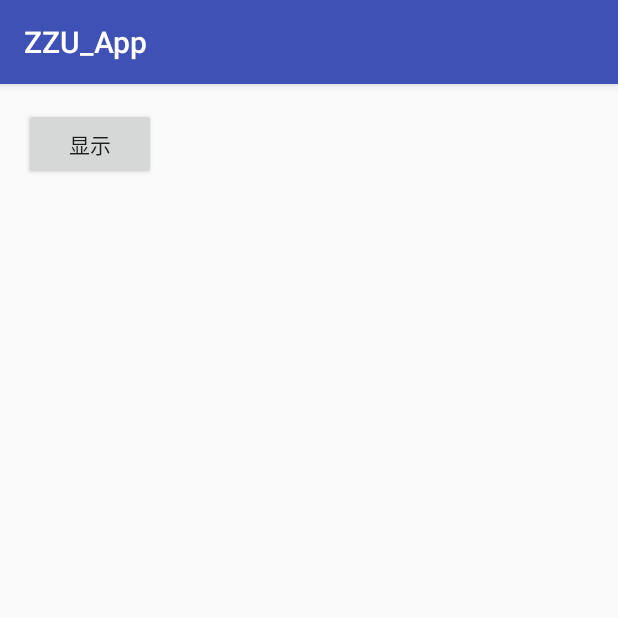
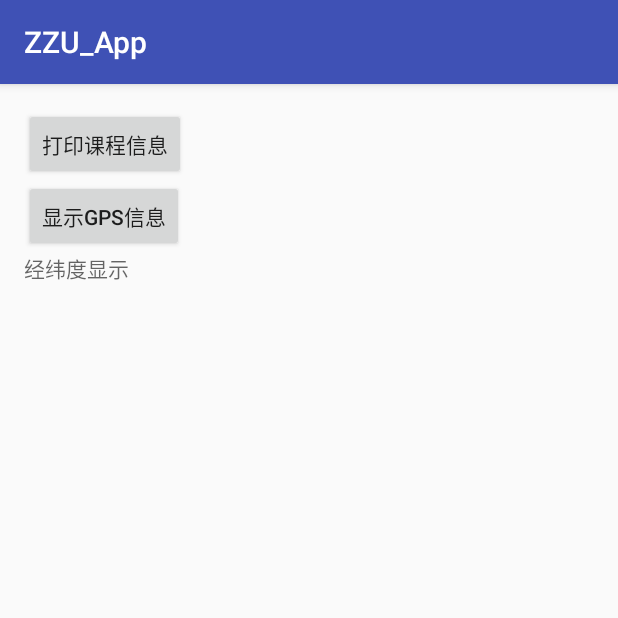
Before and after one commit to Stxr/ZZU_APP, an Android app: the screen it shows after launch (MainActivity), on a phone screen of 412 x 824 dp, the top half of it. Run offline under Robolectric (Android 15) with nearby library versions, the phone set to English and light mode, and no system bars; 5 statements that could not run were skipped.

Commit message:
集成了百度地图sdk，测试通过。添加了getFreeClassroom方法，用于查找教室，还未测试。

```diff
--- a/app/build.gradle
+++ b/app/build.gradle
@@ -3,6 +3,11 @@ apply plugin: 'com.android.application'
 android {
     compileSdkVersion 25
     buildToolsVersion "25.0.2"
+    sourceSets {
+        main {
+            jniLibs.srcDirs = ['libs']
+        }
+    }
     defaultConfig {
         applicationId "com.example.stxr.zzu_app"
         minSdkVersion 23
@@ -25,5 +30,6 @@ dependencies {
         exclude group: 'com.android.support', module: 'support-annotations'
     })
     compile 'com.android.support:appcompat-v7:25.3.1'
+//    compile fileTree(include: ['*.jar'], dir: 'libs')
     testCompile 'junit:junit:4.12'
 }
--- a/app/src/main/java/com/example/stxr/zzu_app/MainActivity.java
+++ b/app/src/main/java/com/example/stxr/zzu_app/MainActivity.java
@@ -5,39 +5,70 @@ import android.database.sqlite.SQLiteDatabase;
 import android.support.v7.app.AppCompatActivity;
 import android.os.Bundle;
 import android.view.View;
+import android.widget.TextView;
 
 import com.example.stxr.zzu_app.bean.Course;
 import com.example.stxr.zzu_app.statics.StaticConstant;
+import com.example.stxr.zzu_app.utils.BaiduMapUtils;
 import com.example.stxr.zzu_app.utils.DBManager;
+import com.example.stxr.zzu_app.utils.DataUtils;
 import com.example.stxr.zzu_app.utils.L;
 import com.example.stxr.zzu_app.utils.MySQliteHelper;
 
 import java.util.List;
 
 public class MainActivity extends AppCompatActivity {
+    public static TextView text;
     private MySQliteHelper helper;
     private DBManager dbManager;
-    private SQLiteDatabase courseDB;
+    private BaiduMapUtils baiduMapUtils;
     @Override
     protected void onCreate(Bundle savedInstanceState) {
         super.onCreate(savedInstanceState);
         setContentView(R.layout.activity_main);
+        text = (TextView) findViewById(R.id.text);
         dbManager =new DBManager(this);
         //导入数据库
         dbManager.openDatabase();
         dbManager.closeDatabase();
+        baiduMapUtils = new BaiduMapUtils();
+        baiduMapUtils.onCreate(this);
+
+//        //初始化gps获取
+//        LocationUtils.initLocation(this);
+//        L.i(DataUtils.getSysTime());
+//        L.i(DataUtils.getYear());
+//        L.i(DataUtils.getDay());
+//        L.i(DataUtils.getHour());
+//        L.i(DataUtils.getWeekday());
+//        LocationUtils.initLocation(this);
+//        //获取经纬度
+//        L.i("经度："+LocationUtils.longitude);
+//        L.i("纬度："+LocationUtils.latitude);
     }
-
     public void displayDB(View view) {
+        switch (view.getId()) {
+            case R.id.btn_course:
                 //创建数据库
                 helper = DBManager.getIntance(this);
                 SQLiteDatabase db = helper.getWritableDatabase();
-        String selectSql = "select * from "+ StaticConstant.DB_COURSE_TABLE_NAME + " where 课程名 is "+"医学免疫学";
+                String selectSql = "select * from "+ StaticConstant.DB_COURSE_TABLE_NAME + " where (时间 <> '11') and (教室号 like '%北4%') and (时间 like '1%')";
                 Cursor cursor = DBManager.selectDataBySql(db, selectSql, null);
                 List<Course> list = DBManager.cursorToList(cursor);
                 for (Course c : list) {
                     L.i(c.toString());
                 }
                 dbManager.closeDatabase();
+                break;
+            case R.id.btn_gps:
+                L.i(DataUtils.getClassLabel() + "");
+                //text.setText(baiduMapUtils.getLocation());
+                       //获取经纬度
+//                text.setText(LocationUtils.locationInfo);
+//                L.i(LocationUtils.locationInfo);
+                break;
+
+        }
+
     }
 }
--- a/app/src/main/res/layout/activity_main.xml
+++ b/app/src/main/res/layout/activity_main.xml
@@ -1,5 +1,5 @@
 <?xml version="1.0" encoding="utf-8"?>
-<RelativeLayout xmlns:android="http://schemas.android.com/apk/res/android"
+<LinearLayout xmlns:android="http://schemas.android.com/apk/res/android"
     xmlns:tools="http://schemas.android.com/tools"
     android:id="@+id/activity_main"
     android:layout_width="match_parent"
@@ -8,11 +8,25 @@
     android:paddingLeft="@dimen/activity_horizontal_margin"
     android:paddingRight="@dimen/activity_horizontal_margin"
     android:paddingTop="@dimen/activity_vertical_margin"
-    tools:context="com.example.stxr.zzu_app.MainActivity">
+    tools:context="com.example.stxr.zzu_app.MainActivity"
+    android:orientation="vertical"
+    >
 
     <Button
-        android:text="显示"
+        android:id="@+id/btn_course"
+        android:text="打印课程信息"
         android:layout_width="wrap_content"
         android:layout_height="wrap_content"
         android:onClick="displayDB"/>
-</RelativeLayout>
+    <Button
+        android:id="@+id/btn_gps"
+        android:text="显示gps信息"
+        android:layout_width="wrap_content"
+        android:layout_height="wrap_content"
+        android:onClick="displayDB"/>
+    <TextView
+        android:hint="经纬度显示"
+        android:id="@+id/text"
+        android:layout_width="match_parent"
+        android:layout_height="wrap_content" />
+</LinearLayout>
--- a/build.gradle
+++ b/build.gradle
@@ -6,7 +6,6 @@ buildscript {
     }
     dependencies {
         classpath 'com.android.tools.build:gradle:2.2.2'
-
         // NOTE: Do not place your application dependencies here; they belong
         // in the individual module build.gradle files
     }
```
Also changed, not shown: app/src/main/AndroidManifest.xml (+26 -1 lines). Lines whose indentation alone changed are shown as unchanged.
